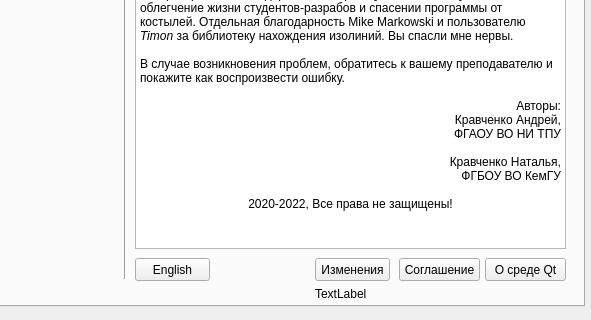
small23/QGraphViewer, file ui/mainwindow.ui: the form before one commit; both pictures show x 109 to 700 and y 168 to 488 of the 700 by 488 pixel window.
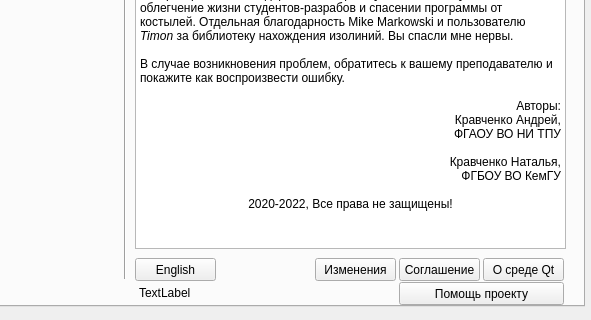
The form after the commit. The open tabs and pages were chosen to show the change.

Commit message: Added "Help to project" button and window

Diff of the .ui file:
```diff
--- a/ui/mainwindow.ui
+++ b/ui/mainwindow.ui
@@ -6724,7 +6724,7 @@
      <widget class="QPushButton" name="tab4QtAbout">
       <property name="geometry">
        <rect>
-        <x>590</x>
+        <x>588</x>
         <y>400</y>
         <width>81</width>
         <height>23</height>
@@ -6737,10 +6737,10 @@
      <widget class="QLabel" name="tab4CompileDate">
       <property name="geometry">
        <rect>
-        <x>420</x>
-        <y>420</y>
+        <x>244</x>
+        <y>424</y>
         <width>251</width>
-        <height>31</height>
+        <height>21</height>
        </rect>
       </property>
       <property name="text">
@@ -6778,7 +6778,7 @@
        <rect>
         <x>420</x>
         <y>400</y>
-        <width>75</width>
+        <width>81</width>
         <height>23</height>
        </rect>
       </property>
@@ -6791,7 +6791,7 @@
        <rect>
         <x>240</x>
         <y>400</y>
-        <width>75</width>
+        <width>81</width>
         <height>23</height>
        </rect>
       </property>
@@ -6799,6 +6799,19 @@
        <string>English</string>
       </property>
      </widget>
+     <widget class="QPushButton" name="tab4HelpToProject">
+      <property name="geometry">
+       <rect>
+        <x>504</x>
+        <y>424</y>
+        <width>165</width>
+        <height>23</height>
+       </rect>
+      </property>
+      <property name="text">
+       <string>Помощь проекту</string>
+      </property>
+     </widget>
     </widget>
    </widget>
   </widget>
```
Left out of the diff: 6 changed lines with no effect on the pictures. The commit also changes 4 other files.
